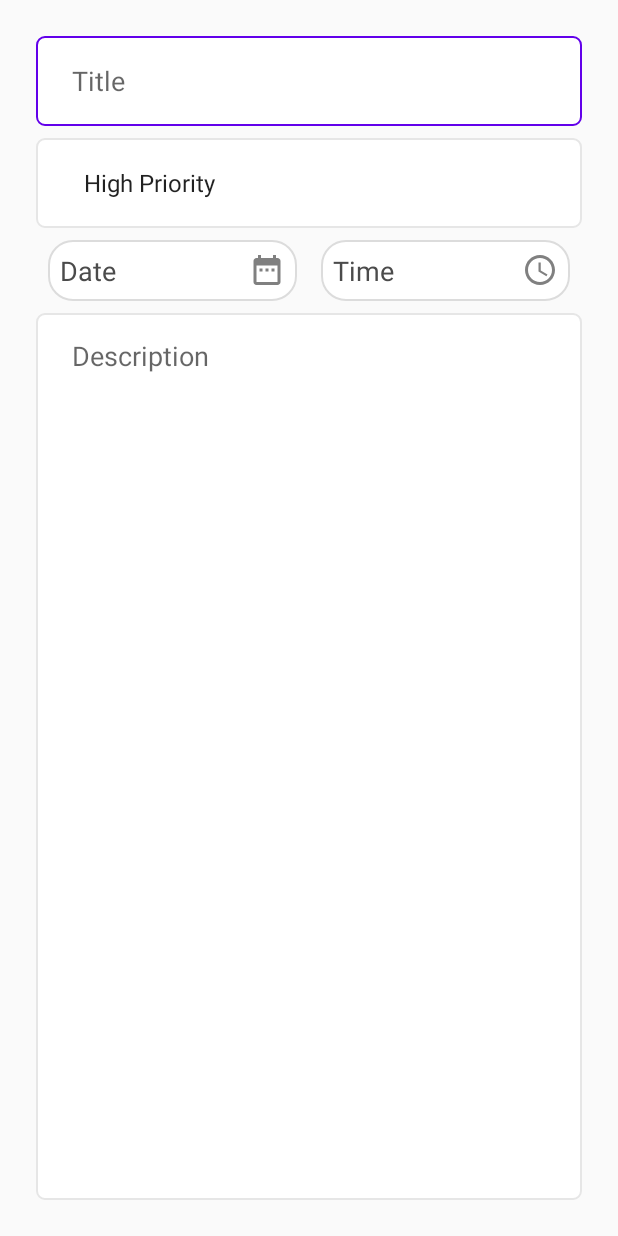
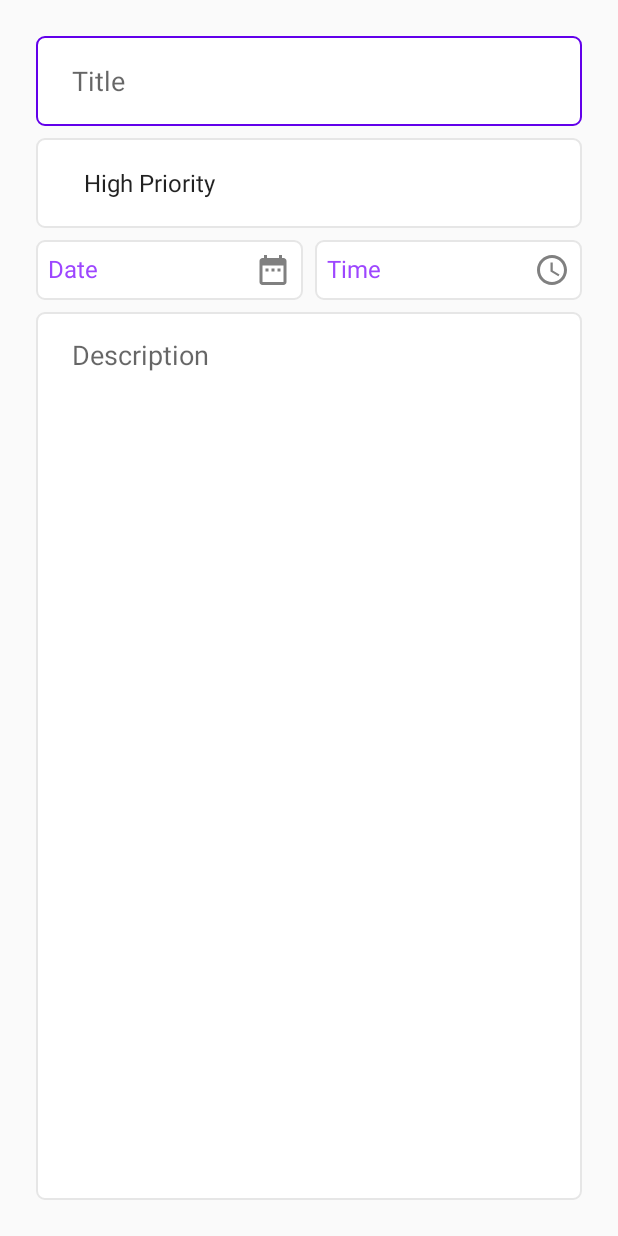
Before and after one commit to diegoamribeiro/ToDo_App_Room_MVVM, an Android app: the layout fragment_update.xml on its own in the app's theme, with its tools: preview values and no code run, on a phone screen of 412 x 824 dp. Run offline under Robolectric (Android 15) with nearby library versions, the phone set to English and light mode, and no system bars.

Commit message:
Adjust Layout

```diff
--- a/app/src/main/java/com/diegoribeiro/todoapp/data/models/ToDoData.kt
+++ b/app/src/main/java/com/diegoribeiro/todoapp/data/models/ToDoData.kt
@@ -15,6 +15,5 @@ data class ToDoData(
         var title: String,
         var priority: Priority,
         var description: String,
-        @Ignore
         var dateTime: OffsetDateTime? = null
 ): Parcelable
--- a/app/src/main/res/layout/fragment_update.xml
+++ b/app/src/main/res/layout/fragment_update.xml
@@ -40,13 +40,13 @@
         android:id="@+id/current_text_date"
         android:layout_width="0dp"
         android:layout_height="wrap_content"
-        android:layout_marginStart="8dp"
+        android:layout_marginStart="0dp"
         android:layout_marginTop="8dp"
-        android:layout_marginEnd="8dp"
+        android:layout_marginEnd="4dp"
         android:text="@string/date"
-        android:textSize="18sp"
-        android:background="@drawable/item_background"
-        android:textColor="@color/darkGray"
+        android:textSize="16sp"
+        android:background="@drawable/custom_input"
+        android:textColor="@color/colorAccent"
         android:padding="8dp"
         app:layout_constraintStart_toStartOf="parent"
         app:layout_constraintEnd_toStartOf="@id/current_text_time"
@@ -56,13 +56,13 @@
         android:id="@+id/current_text_time"
         android:layout_width="0dp"
         android:layout_height="wrap_content"
-        android:layout_marginStart="8dp"
+        android:layout_marginStart="4dp"
         android:layout_marginTop="8dp"
-        android:layout_marginEnd="8dp"
+        android:layout_marginEnd="0dp"
         android:text="@string/time"
-        android:textSize="18sp"
-        android:textColor="@color/darkGray"
-        android:background="@drawable/item_background"
+        android:textSize="16sp"
+        android:textColor="@color/colorAccent"
+        android:background="@drawable/custom_input"
         android:padding="8dp"
         app:layout_constraintStart_toEndOf="@id/current_text_date"
         app:layout_constraintEnd_toEndOf="parent"
```
Also changed, not shown: app/src/main/res/layout/fragment_add.xml (+6 -6 lines).
